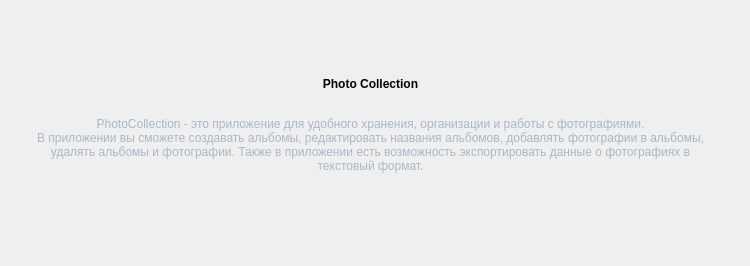
The window that files/about.ui (Mooro869/PhotoCollection) describes before a commit, drawn with Qt 5.
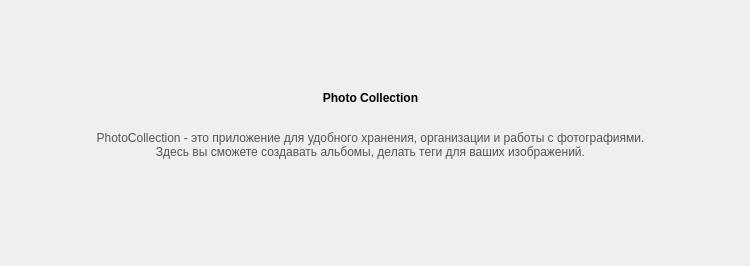
The same window after the commit.

Commit message: Реализованны теги, так же работа с ними Не реализованно удаление изображений без следов(остаются id в БД тегов и альбомов)

Patch:
```diff
--- a/files/about.ui
+++ b/files/about.ui
@@ -29,7 +29,7 @@
     </rect>
    </property>
    <property name="text">
-    <string>&lt;html&gt;&lt;head/&gt;&lt;body&gt;&lt;p align=&quot;center&quot;&gt;&lt;span style=&quot; font-weight:600;&quot;&gt;Photo Collection&lt;/span&gt;&lt;/p&gt;&lt;p align=&quot;center&quot;&gt;&lt;br/&gt;&lt;span style=&quot; font-family:'JetBrains Mono,monospace'; color:#a9b7c6;&quot;&gt;PhotoCollection - это приложение для удобного хранения, организации и работы с фотографиями.&lt;br/&gt;В приложении вы сможете создавать альбомы, редактировать названия альбомов, добавлять фотографии в альбомы, &lt;br/&gt;удалять альбомы и фотографии. Также в приложении есть возможность экспортировать данные о фотографиях в &lt;br/&gt;текстовый формат.&lt;/span&gt;&lt;/p&gt;&lt;/body&gt;&lt;/html&gt;</string>
+    <string>&lt;html&gt;&lt;head/&gt;&lt;body&gt;&lt;p align=&quot;center&quot;&gt;&lt;span style=&quot; font-family:'JetBrains Mono,monospace'; font-size:9pt; font-weight:600; color:black;&quot;&gt;Photo Collection&lt;/span&gt;&lt;/p&gt;&lt;p align=&quot;center&quot;&gt;&lt;span style=&quot; font-family:'JetBrains Mono,monospace'; font-size:9pt; color:#545454;&quot;&gt;&lt;br/&gt;PhotoCollection - это приложение для удобного хранения, организации и работы с фотографиями.&lt;br/&gt;Здесь вы сможете создавать альбомы, делать теги для ваших изображений.&lt;/span&gt;&lt;/p&gt;&lt;/body&gt;&lt;/html&gt;</string>
    </property>
   </widget>
  </widget>
```
The commit also changes 5 other files.
